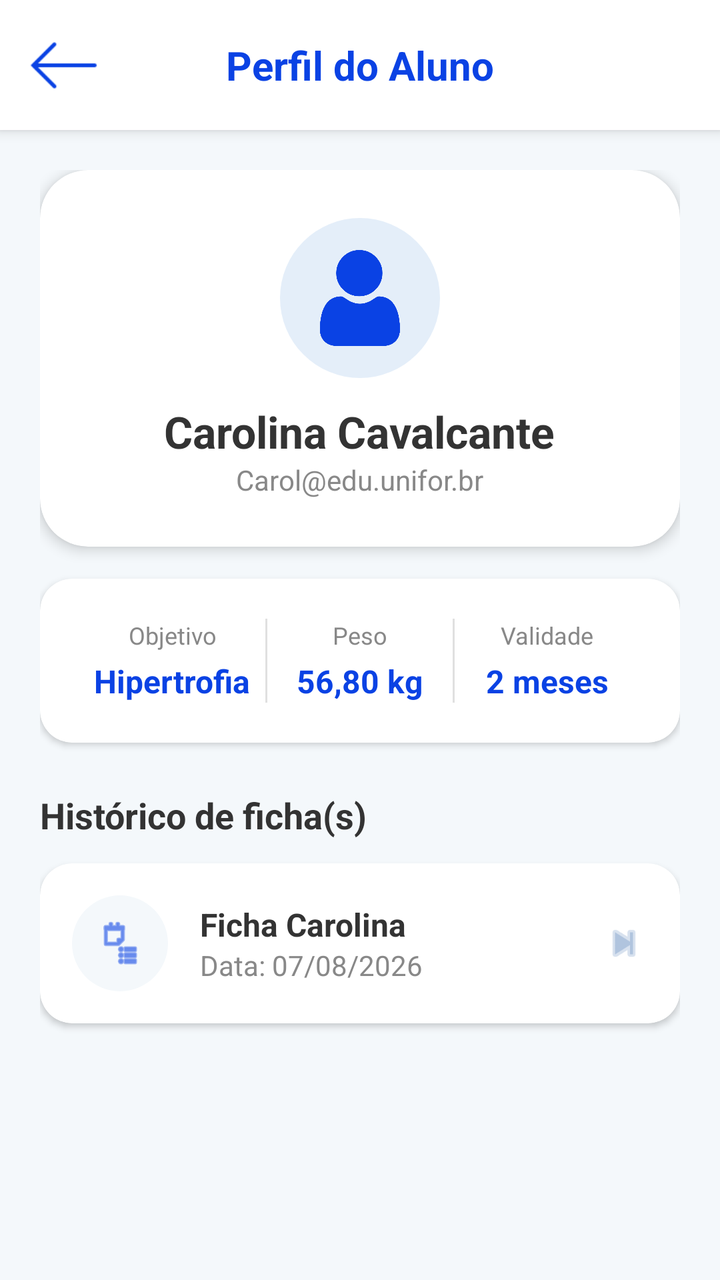
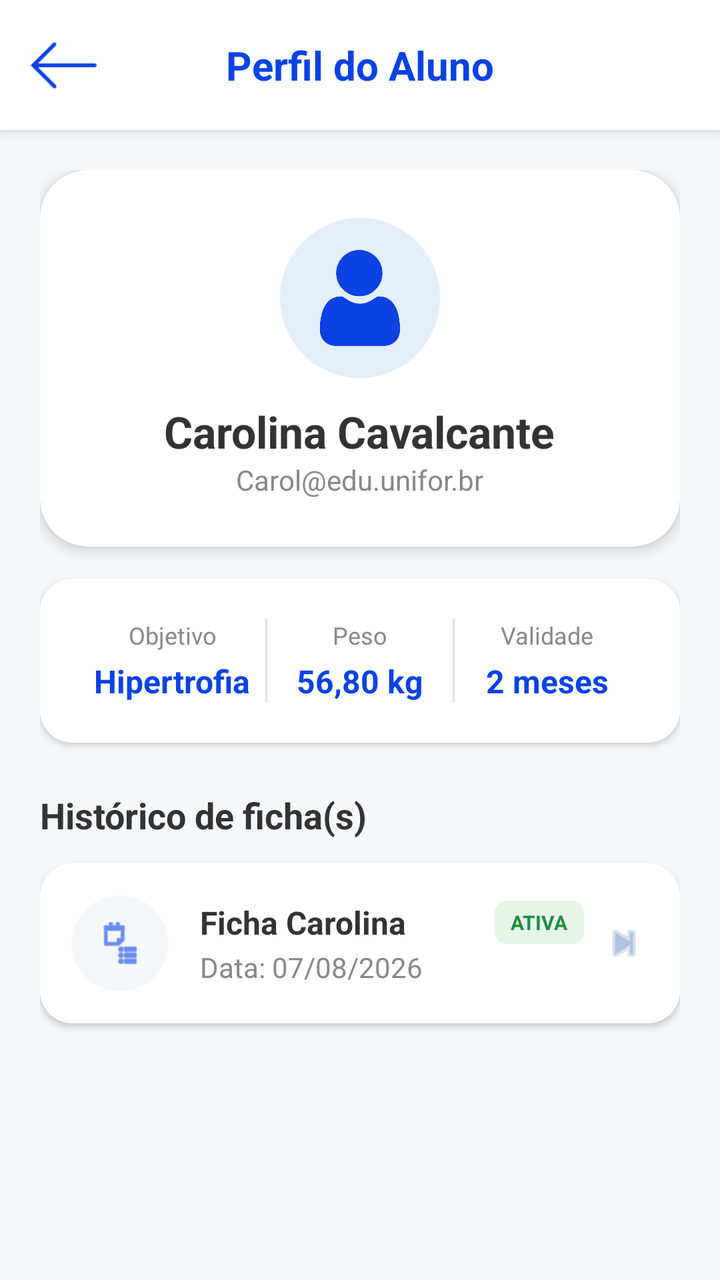

Compare the two renders of this Android layout. The source of the first and the diff that turns it into the second are given below.
<!-- AndroidManifest.xml: application theme Theme.MoemaFit -->
<!-- res/layout/activity_aluno_achado.xml -->
<?xml version="1.0" encoding="utf-8"?>
<androidx.constraintlayout.widget.ConstraintLayout
    xmlns:android="http://schemas.android.com/apk/res/android"
    xmlns:app="http://schemas.android.com/apk/res-auto"
    android:layout_width="match_parent"
    android:layout_height="match_parent"
    android:background="#F4F8FB">

    
    
    
    <androidx.constraintlayout.widget.ConstraintLayout
        android:id="@+id/toolbarLayout"
        android:layout_width="match_parent"
        android:layout_height="65dp"
        android:background="#FFFFFF"
        android:elevation="4dp"
        app:layout_constraintEnd_toEndOf="parent"
        app:layout_constraintStart_toStartOf="parent"
        app:layout_constraintTop_toTopOf="parent">

        <ImageButton
            android:id="@+id/btn_voltar"
            android:layout_width="48dp"
            android:layout_height="48dp"
            android:layout_marginStart="8dp"
            android:background="?attr/selectableItemBackgroundBorderless"
            android:scaleType="centerInside"
            android:src="@drawable/seta_voltar"
            app:layout_constraintBottom_toBottomOf="parent"
            app:layout_constraintStart_toStartOf="parent"
            app:layout_constraintTop_toTopOf="parent"
            app:tint="#0A42E4" />

        <TextView
            android:layout_width="wrap_content"
            android:layout_height="wrap_content"
            android:text="Perfil do Aluno"
            android:textColor="#0A42E4"
            android:textSize="20sp"
            android:textStyle="bold"
            app:layout_constraintBottom_toBottomOf="parent"
            app:layout_constraintEnd_toEndOf="parent"
            app:layout_constraintStart_toStartOf="parent"
            app:layout_constraintTop_toTopOf="parent" />

    </androidx.constraintlayout.widget.ConstraintLayout>

    <ScrollView
        android:layout_width="match_parent"
        android:layout_height="0dp"
        android:clipToPadding="false"
        android:paddingBottom="24dp"
        android:scrollbars="none"
        app:layout_constraintBottom_toBottomOf="parent"
        app:layout_constraintTop_toBottomOf="@+id/toolbarLayout">

        <LinearLayout
            android:layout_width="match_parent"
            android:layout_height="wrap_content"
            android:orientation="vertical"
            android:padding="20dp">

            
            
            
            <com.google.android.material.card.MaterialCardView
                android:layout_width="match_parent"
                android:layout_height="wrap_content"
                app:cardBackgroundColor="#FFFFFF"
                app:cardCornerRadius="24dp"
                app:cardElevation="4dp"
                app:strokeWidth="0dp">

                <LinearLayout
                    android:layout_width="match_parent"
                    android:layout_height="wrap_content"
                    android:gravity="center"
                    android:orientation="vertical"
                    android:padding="24dp">

                    
                    <LinearLayout
                        android:layout_width="80dp"
                        android:layout_height="80dp"
                        android:background="@drawable/shape_circulo_branco"
                        android:backgroundTint="#E4EEF9"
                        android:gravity="center">

                        <ImageView
                            android:layout_width="48dp"
                            android:layout_height="48dp"
                            android:src="@drawable/usuario"
                            app:tint="#0A42E4" />
                    </LinearLayout>

                    <TextView
                        android:layout_width="wrap_content"
                        android:layout_height="wrap_content"
                        android:layout_marginTop="12dp"
                        android:text="Carolina Cavalcante"
                        android:textColor="#333333"
                        android:textSize="22sp"
                        android:textStyle="bold" />

                    <TextView
                        android:layout_width="wrap_content"
                        android:layout_height="wrap_content"
                        android:text="Carol@edu.unifor.br"
                        android:textColor="#888888"
                        android:textSize="14sp" />

                </LinearLayout>
            </com.google.android.material.card.MaterialCardView>

            
            
            
            <com.google.android.material.card.MaterialCardView
                android:layout_width="match_parent"
                android:layout_height="wrap_content"
                android:layout_marginTop="16dp"
                app:cardBackgroundColor="#FFFFFF"
                app:cardCornerRadius="16dp"
                app:cardElevation="2dp"
                app:strokeWidth="0dp">

                <LinearLayout
                    android:layout_width="match_parent"
                    android:layout_height="wrap_content"
                    android:orientation="horizontal"
                    android:padding="20dp"
                    android:weightSum="3">

                    <LinearLayout
                        android:layout_width="0dp"
                        android:layout_height="wrap_content"
                        android:layout_weight="1"
                        android:gravity="center"
                        android:orientation="vertical">
                        <TextView android:layout_width="wrap_content" android:layout_height="wrap_content" android:text="Objetivo" android:textColor="#888888" android:textSize="12sp" />
                        <TextView android:layout_width="wrap_content" android:layout_height="wrap_content" android:layout_marginTop="4dp" android:text="Hipertrofia" android:textColor="#0A42E4" android:textSize="16sp" android:textStyle="bold" />
                    </LinearLayout>

                    <View android:layout_width="1dp" android:layout_height="match_parent" android:background="#E0E0E0" />

                    <LinearLayout
                        android:layout_width="0dp"
                        android:layout_height="wrap_content"
                        android:layout_weight="1"
                        android:gravity="center"
                        android:orientation="vertical">
                        <TextView android:layout_width="wrap_content" android:layout_height="wrap_content" android:text="Peso" android:textColor="#888888" android:textSize="12sp" />
                        <TextView android:layout_width="wrap_content" android:layout_height="wrap_content" android:layout_marginTop="4dp" android:text="56,80 kg" android:textColor="#0A42E4" android:textSize="16sp" android:textStyle="bold" />
                    </LinearLayout>

                    <View android:layout_width="1dp" android:layout_height="match_parent" android:background="#E0E0E0" />

                    <LinearLayout
                        android:layout_width="0dp"
                        android:layout_height="wrap_content"
                        android:layout_weight="1"
                        android:gravity="center"
                        android:orientation="vertical">
                        <TextView android:layout_width="wrap_content" android:layout_height="wrap_content" android:text="Validade" android:textColor="#888888" android:textSize="12sp" />
                        <TextView android:layout_width="wrap_content" android:layout_height="wrap_content" android:layout_marginTop="4dp" android:text="2 meses" android:textColor="#0A42E4" android:textSize="16sp" android:textStyle="bold" />
                    </LinearLayout>

                </LinearLayout>
            </com.google.android.material.card.MaterialCardView>

            
            
            
            <TextView
                android:layout_width="wrap_content"
                android:layout_height="wrap_content"
                android:layout_marginTop="24dp"
                android:layout_marginBottom="12dp"
                android:text="Histórico de ficha(s)"
                android:textColor="#333333"
                android:textSize="18sp"
                android:textStyle="bold" />

            
            <com.google.android.material.card.MaterialCardView
                android:id="@+id/card_ficha_carolina"
                android:layout_width="match_parent"
                android:layout_height="wrap_content"
                android:layout_marginBottom="12dp"
                android:clickable="true"
                android:focusable="true"
                android:foreground="?attr/selectableItemBackground"
                app:cardBackgroundColor="#FFFFFF"
                app:cardCornerRadius="16dp"
                app:cardElevation="2dp"
                app:strokeWidth="0dp">

                <LinearLayout
                    android:layout_width="match_parent"
                    android:layout_height="wrap_content"
                    android:gravity="center_vertical"
                    android:orientation="horizontal"
                    android:padding="16dp">

                    <LinearLayout
                        android:layout_width="48dp"
                        android:layout_height="48dp"
                        android:background="@drawable/shape_circulo_branco"
                        android:backgroundTint="#F4F8FB"
                        android:gravity="center">
                        <ImageView
                            android:layout_width="24dp"
                            android:layout_height="24dp"
                            android:src="@android:drawable/ic_menu_agenda"
                            app:tint="#0A42E4" />
                    </LinearLayout>

                    <LinearLayout
                        android:layout_width="0dp"
                        android:layout_height="wrap_content"
                        android:layout_marginStart="16dp"
                        android:layout_weight="1"
                        android:orientation="vertical">
                        <TextView
                            android:layout_width="wrap_content"
                            android:layout_height="wrap_content"
                            android:text="Ficha Carolina"
                            android:textColor="#333333"
                            android:textSize="16sp"
                            android:textStyle="bold" />
                        <TextView
                            android:layout_width="wrap_content"
                            android:layout_height="wrap_content"
                            android:text="Data: 07/08/2026"
                            android:textColor="#888888"
                            android:textSize="14sp" />
                    </LinearLayout>

                    <ImageView
                        android:layout_width="24dp"
                        android:layout_height="24dp"
                        android:src="@android:drawable/ic_media_next"
                        app:tint="#B0C4DE" />
                </LinearLayout>
            </com.google.android.material.card.MaterialCardView>

        </LinearLayout>
    </ScrollView>
</androidx.constraintlayout.widget.ConstraintLayout>
<!-- resources referenced by this layout -->
<resources>
  <!-- drawable seta_voltar: png bitmap (drawable, 410 bytes) -->
  <!-- drawable shape_circulo_branco (drawable) -->
  <?xml version="1.0" encoding="utf-8"?>
  <shape xmlns:android="http://schemas.android.com/apk/res/android" android:shape="oval">
      <solid android:color="#FFFFFF" />
      <size android:width="16dp" android:height="16dp" />
  </shape>
  <!-- drawable usuario: png bitmap (drawable, 11096 bytes) -->
  <style name="Theme.MoemaFit" parent="Base.Theme.MoemaFit" />
  <style name="Base.Theme.MoemaFit" parent="Theme.Material3.DayNight.NoActionBar">
          
          
      </style>
</resources>

<!-- the commit's change to res/layout/activity_aluno_achado.xml (unified diff, before → after) -->
@@ -79,14 +79,12 @@
                     android:orientation="vertical"
                     android:padding="24dp">
 
-                    
                     <LinearLayout
                         android:layout_width="80dp"
                         android:layout_height="80dp"
                         android:background="@drawable/shape_circulo_branco"
                         android:backgroundTint="#E4EEF9"
                         android:gravity="center">
-
                         <ImageView
                             android:layout_width="48dp"
                             android:layout_height="48dp"
@@ -203,6 +201,7 @@
                     android:orientation="horizontal"
                     android:padding="16dp">
 
+                    
                     <LinearLayout
                         android:layout_width="48dp"
                         android:layout_height="48dp"
@@ -216,30 +215,66 @@
                             app:tint="#0A42E4" />
                     </LinearLayout>
 
+                    
                     <LinearLayout
                         android:layout_width="0dp"
                         android:layout_height="wrap_content"
                         android:layout_marginStart="16dp"
                         android:layout_weight="1"
                         android:orientation="vertical">
+
+                        
+                        <LinearLayout
+                            android:layout_width="match_parent"
+                            android:layout_height="wrap_content"
+                            android:orientation="horizontal"
+                            android:gravity="center_vertical">
+
+                            <TextView
+                                android:layout_width="0dp"
+                                android:layout_height="wrap_content"
+                                android:layout_weight="1"
+                                android:text="Ficha Carolina"
+                                android:textColor="#333333"
+                                android:textSize="16sp"
+                                android:textStyle="bold" />
+
+                            
+                            <com.google.android.material.card.MaterialCardView
+                                android:layout_width="wrap_content"
+                                android:layout_height="wrap_content"
+                                app:cardBackgroundColor="#E6F4EA"
+                                app:cardCornerRadius="6dp"
+                                app:cardElevation="0dp"
+                                app:strokeWidth="0dp">
+
+                                <TextView
+                                    android:layout_width="wrap_content"
+                                    android:layout_height="wrap_content"
+                                    android:paddingHorizontal="8dp"
+                                    android:paddingVertical="4dp"
+                                    android:text="ATIVA"
+                                    android:textColor="#1E8E3E"
+                                    android:textSize="10sp"
+                                    android:textStyle="bold" />
+                            </com.google.android.material.card.MaterialCardView>
+                        </LinearLayout>
+
+                        
                         <TextView
                             android:layout_width="wrap_content"
                             android:layout_height="wrap_content"
-                            android:text="Ficha Carolina"
-                            android:textColor="#333333"
-                            android:textSize="16sp"
-                            android:textStyle="bold" />
-                        <TextView
-                            android:layout_width="wrap_content"
-                            android:layout_height="wrap_content"
+                            android:layout_marginTop="2dp"
                             android:text="Data: 07/08/2026"
                             android:textColor="#888888"
                             android:textSize="14sp" />
                     </LinearLayout>
 
+                    
                     <ImageView
                         android:layout_width="24dp"
                         android:layout_height="24dp"
+                        android:layout_marginStart="8dp"
                         android:src="@android:drawable/ic_media_next"
                         app:tint="#B0C4DE" />
                 </LinearLayout>
